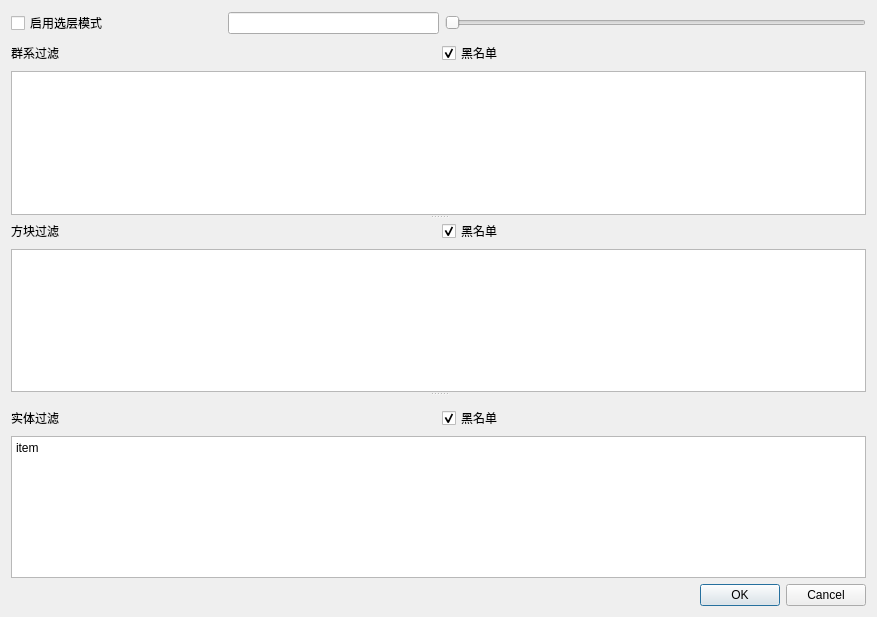
The window that src/renderfilterdialog.ui (bedrock-dev/BedrockMap) describes before a commit, drawn with Qt 5.
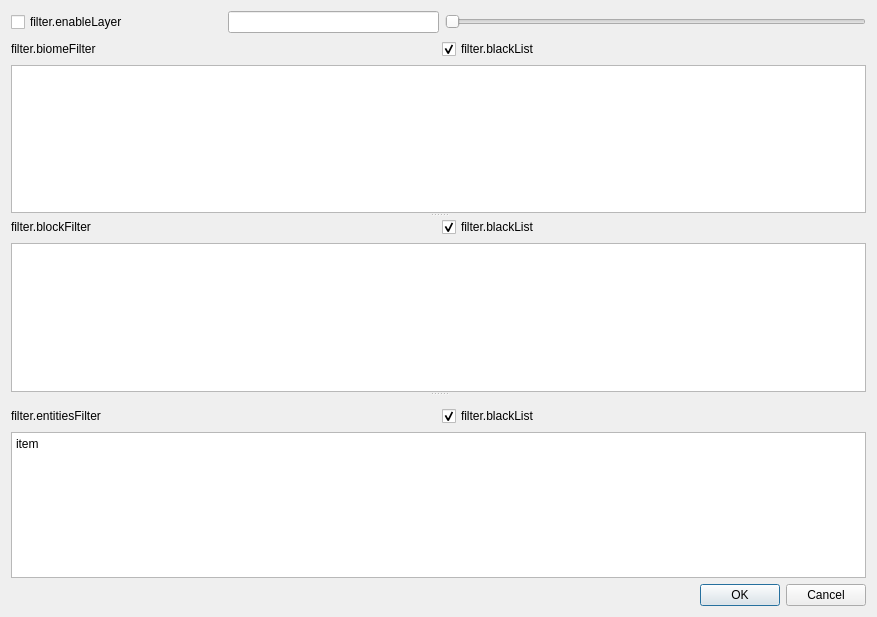
The same window after the commit. Icons and pictures are not drawn.

```diff
--- a/src/renderfilterdialog.ui
+++ b/src/renderfilterdialog.ui
@@ -34,7 +34,7 @@
        <item>
         <widget class="QCheckBox" name="enable_layer_box">
          <property name="text">
-          <string>启用选层模式</string>
+          <string>filter.enableLayer</string>
          </property>
         </widget>
        </item>
@@ -70,14 +70,14 @@
          <item>
           <widget class="QLabel" name="label_3">
            <property name="text">
-            <string>群系过滤</string>
+            <string>filter.biomeFilter</string>
            </property>
           </widget>
          </item>
          <item>
           <widget class="QCheckBox" name="biome_black_box">
            <property name="text">
-            <string>黑名单</string>
+            <string>filter.blackList</string>
            </property>
            <property name="checked">
             <bool>true</bool>
@@ -101,14 +101,14 @@
          <item>
           <widget class="QLabel" name="label_2">
            <property name="text">
-            <string>方块过滤</string>
+            <string>filter.blockFilter</string>
            </property>
           </widget>
          </item>
          <item>
           <widget class="QCheckBox" name="block_black_box">
            <property name="text">
-            <string>黑名单</string>
+            <string>filter.blackList</string>
            </property>
            <property name="checked">
             <bool>true</bool>
@@ -135,14 +135,14 @@
          <item>
           <widget class="QLabel" name="label_4">
            <property name="text">
-            <string>实体过滤</string>
+            <string>filter.entitiesFilter</string>
            </property>
           </widget>
          </item>
          <item>
           <widget class="QCheckBox" name="actor_black_box">
            <property name="text">
-            <string>黑名单</string>
+            <string>filter.blackList</string>
            </property>
            <property name="checked">
             <bool>true</bool>
```
Left out of the diff: 2 changed lines with no effect on the pictures.
